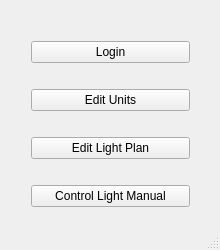
The window that mainwindow.ui (2semester/projekt) describes before a commit, drawn with Qt 5.
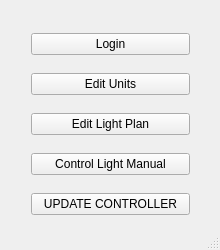
The same window after the commit.

```diff
--- a/mainwindow.ui
+++ b/mainwindow.ui
@@ -64,6 +64,13 @@
        </property>
       </widget>
      </item>
+     <item>
+      <widget class="QPushButton" name="update">
+       <property name="text">
+        <string>UPDATE CONTROLLER</string>
+       </property>
+      </widget>
+     </item>
     </layout>
    </widget>
   </widget>
```
